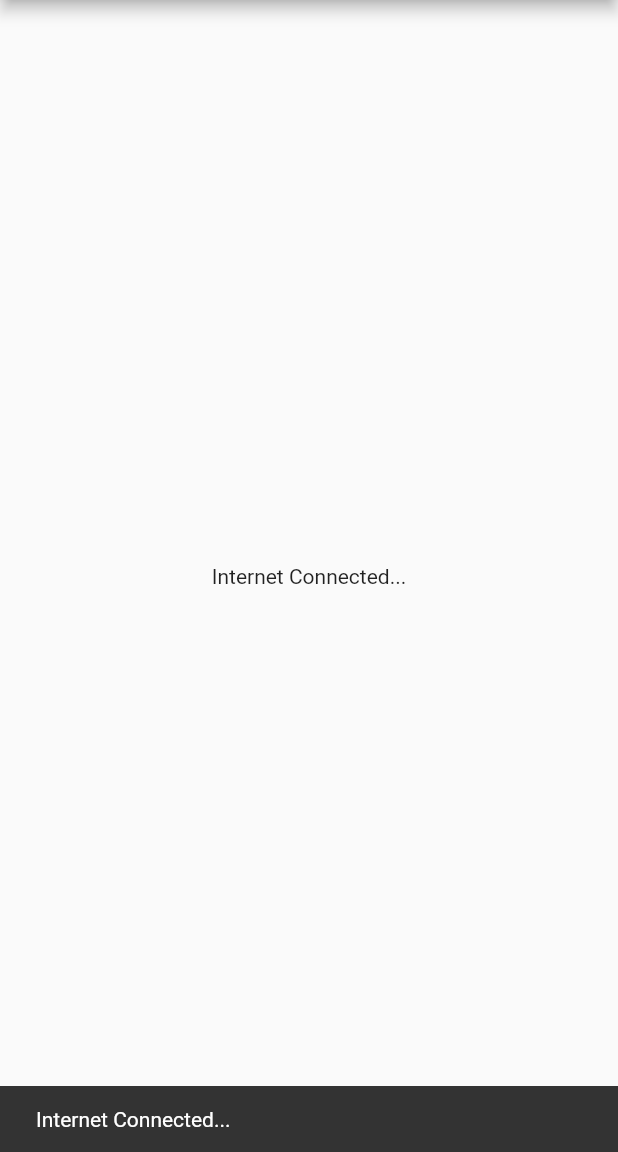
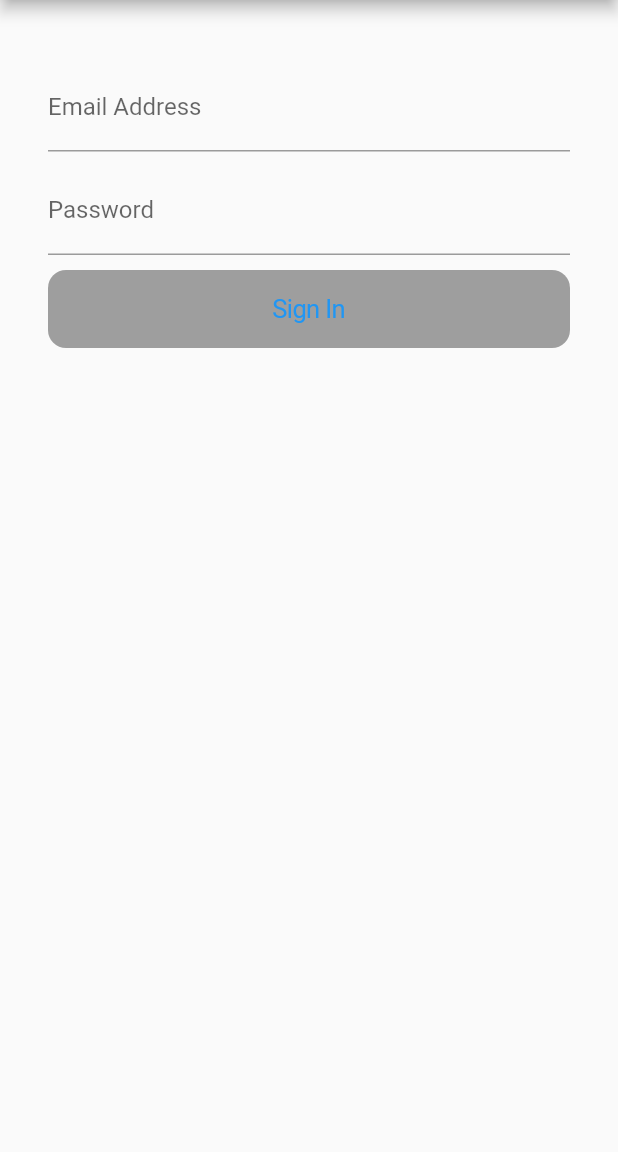
Before and after one commit to 4643880/Bloc-Flutter, a Flutter app: the first screen one second after launch, on a phone screen of 412 x 824 dp, the part 84-1236 px from its top. Run offline on Flutter 3.47's test engine with Material 2 defaults, Android fonts, the phone set to English and light mode, and no system bars; our stand-ins replace connectivity_plus, email_validator, flutter_bloc.

Commit message:
Form Validation Example Ends Here

```diff
--- a/lib/main.dart
+++ b/lib/main.dart
@@ -1,5 +1,6 @@
 import 'package:bloc_course/cubits/internet_cubit/internet_cubit.dart';
-import 'package:bloc_course/screens/home.dart';
+import 'package:bloc_course/screens/Login/blocs/sign_in_bloc.dart';
+import 'package:bloc_course/screens/Login/sign_in_screen.dart';
 import 'package:flutter/material.dart';
 import 'package:flutter_bloc/flutter_bloc.dart';
 
@@ -12,14 +13,14 @@ class MyApp extends StatelessWidget {
 
   @override
   Widget build(BuildContext context) {
-    return BlocProvider(
-      create: (context) => InternetCubit(),
-      child: MaterialApp(
-        home: Scaffold(
-          appBar: AppBar(
-            title: const Text("Bloc State Management"),
-          ),
-          body: const HomeScreen(),
+    return MaterialApp(
+      home: Scaffold(
+        appBar: AppBar(
+          title: const Text("Bloc State Management"),
+        ),
+        body: BlocProvider(
+          create: (context) => SignInBloc(),
+          child: SignInScreen(),
         ),
       ),
     );
--- /dev/null
+++ b/lib/screens/Login/blocs/sign_in_bloc.dart
@@ -0,0 +1,27 @@
+import 'package:bloc_course/screens/Login/blocs/sign_in_event.dart';
+import 'package:bloc_course/screens/Login/blocs/sign_in_state.dart';
+import 'package:email_validator/email_validator.dart';
+import 'package:flutter_bloc/flutter_bloc.dart';
+
+class SignInBloc extends Bloc<SignInEvent, SignInState> {
+  SignInBloc() : super(SignInInitialState()) {
+    on<TextFieldChangedEvent>((event, emit) {
+      if (EmailValidator.validate(event.emailValue!) == false) {
+        emit(
+          SignInErrorState(errorMessage: "Please Enter Correct Email Address"),
+        );
+      }else if (event.passowrdValue!.length < 8) {
+        emit(
+          SignInErrorState(
+              errorMessage: "Length of Password Should be at least 8"),
+        );
+      } else {
+        emit(SignInValidState());
+      }
+    });
+
+    on<SignInButtonEvent>((event, emit) {
+      emit(SignInLoadingState());
+    });
+  }
+}
--- /dev/null
+++ b/lib/screens/Login/blocs/sign_in_event.dart
@@ -0,0 +1,18 @@
+abstract class SignInEvent {}
+
+class TextFieldChangedEvent extends SignInEvent {
+  final String? emailValue;
+  final String? passowrdValue;
+
+  TextFieldChangedEvent({
+    this.emailValue,
+    this.passowrdValue,
+  });
+}
+
+class SignInButtonEvent extends SignInEvent {
+  final String email;
+  final String password;
+
+  SignInButtonEvent({required this.email, required this.password});
+}
--- /dev/null
+++ b/lib/screens/Login/blocs/sign_in_state.dart
@@ -0,0 +1,14 @@
+abstract class SignInState {}
+
+class SignInInitialState extends SignInState {}
+
+class SignInValidState extends SignInState {}
+
+class SignInErrorState extends SignInState {
+  final String errorMessage;
+
+  SignInErrorState({required this.errorMessage});
+}
+
+
+class SignInLoadingState extends SignInState {}
--- /dev/null
+++ b/lib/screens/Login/sign_in_screen.dart
@@ -0,0 +1,95 @@
+import 'package:bloc_course/screens/Login/blocs/sign_in_bloc.dart';
+import 'package:bloc_course/screens/Login/blocs/sign_in_event.dart';
+import 'package:bloc_course/screens/Login/blocs/sign_in_state.dart';
+import 'package:flutter/cupertino.dart';
+import 'package:flutter/material.dart';
+import 'package:flutter_bloc/flutter_bloc.dart';
+
+class SignInScreen extends StatelessWidget {
+  final TextEditingController _emailController = TextEditingController();
+  final TextEditingController _passwordController = TextEditingController();
+
+  SignInScreen({Key? key}) : super(key: key);
+
+  @override
+  Widget build(BuildContext context) {
+    return Center(
+      child: Padding(
+        padding: const EdgeInsets.all(32.0),
+        child: ListView(
+          physics: const BouncingScrollPhysics(
+            parent: AlwaysScrollableScrollPhysics(),
+          ),
+          children: [
+            BlocBuilder<SignInBloc, SignInState>(
+              builder: (context, state) {
+                if (state is SignInErrorState) {
+                  return Text(
+                    state.errorMessage,
+                    style: const TextStyle(color: Colors.red),
+                  );
+                } else {
+                  return Container();
+                }
+              },
+            ),
+            const SizedBox(
+              height: 10,
+            ),
+            TextField(
+              controller: _emailController,
+              onChanged: (value) {
+                BlocProvider.of<SignInBloc>(context).add(TextFieldChangedEvent(
+                    emailValue: _emailController.text,
+                    passowrdValue: _passwordController.text));
+              },
+              decoration: const InputDecoration(
+                label: Text("Email Address"),
+              ),
+            ),
+            const SizedBox(
+              height: 10,
+            ),
+            TextField(
+              controller: _passwordController,
+              onChanged: (value) {
+                BlocProvider.of<SignInBloc>(context).add(
+                  TextFieldChangedEvent(
+                      emailValue: _emailController.text,
+                      passowrdValue: _passwordController.text),
+                );
+              },
+              decoration: const InputDecoration(
+                label: Text("Password"),
+              ),
+            ),
+            const SizedBox(
+              height: 10,
+            ),
+            BlocBuilder<SignInBloc, SignInState>(
+              builder: (context, state) {
+                if(state is SignInLoadingState){
+                  return const  Center(child: CircularProgressIndicator());
+                }
+                return CupertinoButton(
+                  onPressed: () {
+                    if (state is SignInValidState) {
+                      BlocProvider.of<SignInBloc>(context).add(
+                        SignInButtonEvent(
+                            email: _emailController.text,
+                            password: _passwordController.text),
+                      );
+                    }
+                  },
+                  child: const Text("Sign In"),
+                  color:
+                      (state is SignInValidState) ? Colors.blue : Colors.grey,
+                );
+              },
+            ),
+          ],
+        ),
+      ),
+    );
+  }
+}
--- a/lib/screens/home.dart
+++ /dev/null
@@ -1,58 +0,0 @@
-
-import 'package:bloc_course/cubits/internet_cubit/internet_cubit.dart';
-import 'package:flutter/material.dart';
-import 'package:flutter_bloc/flutter_bloc.dart';
-
-class HomeScreen extends StatelessWidget {
-  const HomeScreen({Key? key}) : super(key: key);
-
-  @override
-  Widget build(BuildContext context) {
-    return Center(
-        child: BlocConsumer<InternetCubit, InternetState>(
-      listener: (context, state) {
-        if (state == InternetState.lost) {
-          ScaffoldMessenger.of(context).showSnackBar(const SnackBar(
-              content: Text("Internet is not Connected...")));
-        } else if (state == InternetState.gained) {
-          ScaffoldMessenger.of(context).showSnackBar(
-            const SnackBar(
-              content: Text("Internet Connected..."),
-            ),
-          );
-        } else {
-          ScaffoldMessenger.of(context).showSnackBar(
-            const SnackBar(
-              content: Text("Loading"),
-            ),
-          );
-        }
-      },
-      builder: (context, state) {
-        // == uses to check value
-        // is uses to check datatype
-        if (state == InternetState.lost) {
-          return const Text("Internet is not Connected...");
-        } else if (state == InternetState.gained) {
-          return const Text("Internet Connected...");
-        } else {
-          return const Text("Loading...");
-        }
-      },
-    )
-        // child: BlocBuilder<InternetBloc, InternetState>(
-        //   builder: (context, state) {
-        //     // == uses to check value
-        //     // is uses to check datatype
-        //     if (state is InternetLostState) {
-        //       return const Text("Please check Internet Connection...");
-        //     } else if(state is InternetGainedState) {
-        //       return const Text("Internet is working...");
-        //     }else{
-        //       return const Text("Loading...");
-        //     }
-        //   },
-        // ),
-        );
-  }
-}
--- a/pubspec.yaml
+++ b/pubspec.yaml
@@ -38,6 +38,7 @@ dependencies:
   connectivity_plus: ^2.0.0
   change_app_package_name: ^1.1.0
   bloc: ^8.0.3
+  email_validator: ^2.0.1
 
 dev_dependencies:
   flutter_test:
```
Also changed, not shown: pubspec.lock.
